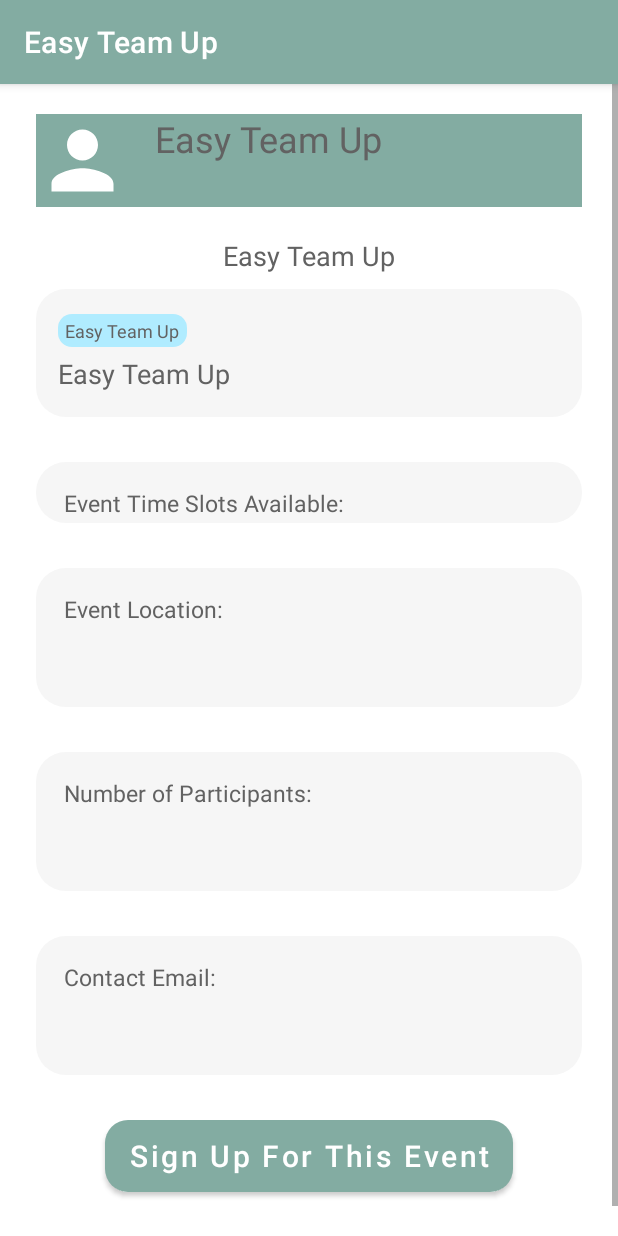
After one commit to sherrygao821/EasyTeamUp, an Android app: the EventDetail screen opened directly, with no data from a screen before it, on a phone screen of 412 x 824 dp. The commit adds this screen. Run offline under Robolectric (Android 15) with nearby library versions, the phone set to English and light mode, and no system bars.

Commit message:
Created EventDetail Page [dev-ui]

```diff
--- a/app/build.gradle
+++ b/app/build.gradle
@@ -35,6 +35,7 @@ dependencies {
     implementation 'androidx.navigation:navigation-fragment:2.4.1'
     implementation 'androidx.navigation:navigation-ui:2.4.1'
     implementation 'androidx.legacy:legacy-support-v4:1.0.0'
+    implementation 'com.google.code.gson:gson:2.9.0'
     testImplementation 'junit:junit:4.13.2'
     androidTestImplementation 'androidx.test.ext:junit:1.1.3'
     androidTestImplementation 'androidx.test.espresso:espresso-core:3.4.0'
--- a/app/src/main/AndroidManifest.xml
+++ b/app/src/main/AndroidManifest.xml
@@ -3,12 +3,16 @@
     package="com.example.easyteamup">
 
     <application
+        android:name=".MyApplication"
         android:allowBackup="true"
         android:icon="@mipmap/ic_launcher"
         android:label="@string/app_name"
         android:roundIcon="@mipmap/ic_launcher_round"
         android:supportsRtl="true"
         android:theme="@style/Theme.EasyTeamUp">
+        <activity
+            android:name=".EventDetail"
+            android:exported="false" />
         <activity
             android:name=".Login"
             android:exported="true">
--- a/app/src/main/java/com/example/easyteamup/DatabaseHelper.java
+++ b/app/src/main/java/com/example/easyteamup/DatabaseHelper.java
@@ -35,6 +35,7 @@ public class DatabaseHelper extends SQLiteOpenHelper {
     public static final String COLUMN_STUDENT = "STUDENT";
     public static final String COLUMN_EMAIL = "EMAIL";
     public static final String COLUMN_PWD = "PWD";
+    public static final String COLUMN_PHOTO = "PHOTO";
 
 
 
@@ -96,7 +97,8 @@ public class DatabaseHelper extends SQLiteOpenHelper {
      */
     public boolean checkUser(String username) {
         SQLiteDatabase db = this.getWritableDatabase();
-        Cursor cursor = db.rawQuery("SELECT * FROM USER_TABLE WHERE EMAIL = ?", new String[] {username});
+//        Cursor cursor = db.rawQuery("SELECT ID, PHOTO FROM USER_TABLE WHERE EMAIL = ?", new String[] {username});
+        Cursor cursor = db.rawQuery("SELECT ID FROM USER_TABLE WHERE EMAIL = ?", new String[] {username});
         if(cursor.getCount() > 0)
             return true;
         else
@@ -110,13 +112,15 @@ public class DatabaseHelper extends SQLiteOpenHelper {
      * @return
      * @author Sherry Gao
      */
-    public boolean checkUsernamePassword(String username, String password) {
+    public Cursor checkUsernamePassword(String username, String password) {
         SQLiteDatabase db = this.getWritableDatabase();
         Cursor cursor = db.rawQuery("SELECT * FROM USER_TABLE WHERE EMAIL = ? AND PWD = ?", new String[] {username, password});
-        if(cursor.getCount() > 0)
-            return true;
+        if (cursor != null) {
+            cursor.moveToFirst();
+            return cursor;
+        }
         else
-            return false;
+            return null;
     }
 
     //add event to db one at a time
--- /dev/null
+++ b/app/src/main/java/com/example/easyteamup/EventDetail.java
@@ -0,0 +1,32 @@
+package com.example.easyteamup;
+
+import androidx.appcompat.app.AppCompatActivity;
+
+import android.os.Bundle;
+
+import com.example.easyteamup.classes.Event;
+import com.google.gson.Gson;
+
+public class EventDetail extends AppCompatActivity {
+
+    private Event event;
+
+    @Override
+    protected void onCreate(Bundle savedInstanceState) {
+        super.onCreate(savedInstanceState);
+        setContentView(R.layout.activity_event_detail);
+
+        // get event info send from home page
+        Bundle extras = getIntent().getExtras();
+        if (extras != null) {
+            String eventInfo = extras.getString("eventInfo");
+            event = new Gson().fromJson(eventInfo, Event.class);
+        }
+
+        setEventInfo();
+    }
+
+    private void setEventInfo() {
+
+    }
+}
--- a/app/src/main/java/com/example/easyteamup/Login.java
+++ b/app/src/main/java/com/example/easyteamup/Login.java
@@ -3,6 +3,7 @@ package com.example.easyteamup;
 import androidx.appcompat.app.AppCompatActivity;
 
 import android.content.Intent;
+import android.database.Cursor;
 import android.os.Bundle;
 import android.util.Log;
 import android.view.View;
@@ -23,6 +24,15 @@ public class Login extends AppCompatActivity {
         super.onCreate(savedInstanceState);
         setContentView(R.layout.activity_login);
 
+        boolean isLoggedIn = ((MyApplication) this.getApplication()).isLoggedIn();
+
+        // check log in status
+        if(isLoggedIn) {
+            Intent intent = new Intent(getApplicationContext(), MainActivity.class);
+            startActivity(intent);
+            return;
+        }
+
         email = findViewById(R.id.email);
         password = findViewById(R.id.password);
         button = findViewById(R.id.loginButton);
@@ -31,6 +41,11 @@ public class Login extends AppCompatActivity {
         button.setOnClickListener(this::onClick);
     }
 
+    /**
+     * On click listener for the log in / sign up button
+     * @param v
+     * @author Sherry Gao
+     */
     public void onClick(View v) {
         String enteredEmail = email.getText().toString();
         String enteredPass = password.getText().toString();
@@ -41,17 +56,24 @@ public class Login extends AppCompatActivity {
             login(enteredEmail, enteredPass);
     }
 
+    /**
+     * Log in / Sign up function with database connection
+     * @param enteredEmail
+     * @param enteredPass
+     * @author Sherry Gao
+     */
     private void login(String enteredEmail, String enteredPass) {
         boolean checkUser = db.checkUser(enteredEmail);
 
         // log in
         if(checkUser) {
-            boolean checkUsernamePassword = db.checkUsernamePassword(enteredEmail, enteredPass);
+            Cursor cursor = db.checkUsernamePassword(enteredEmail, enteredPass);
             // log in succeeded
-            if(checkUsernamePassword) {
+            if(cursor != null) {
+                saveUserInfo(cursor, enteredEmail, enteredPass);
+                Log.d("LOGIN", "Log in succeeded");
                 Intent intent = new Intent(getApplicationContext(), MainActivity.class);
                 startActivity(intent);
-                Log.d("LOGIN", "Log in succeeded");
             }
             // log in failed
             else {
@@ -63,13 +85,30 @@ public class Login extends AppCompatActivity {
         else {
             User user = new User(enteredEmail, enteredPass);
             db.addUser(user);
-
+            saveUserInfo(null, enteredEmail, enteredPass);
             Log.d("LOGIN", "Sign up succeeded");
-
             Intent intent = new Intent(getApplicationContext(), MainActivity.class);
             startActivity(intent);
         }
     }
 
-
+    /**
+     * Retrieve and save user info to global variable
+     * @param cursor
+     * @param enteredEmail
+     * @param enteredPass
+     */
+    private void saveUserInfo(Cursor cursor, String enteredEmail, String enteredPass) {
+        if(cursor == null) {
+            User user = new User(enteredEmail, enteredPass);
+            ((MyApplication) this.getApplication()).setUser(user);
+        }
+        else {
+            User user = new User();
+            user.setUserId(cursor.getInt(0));
+            // TODO: uncomment after user table updated
+//            user.setUserId(cursor.getString(1));
+            ((MyApplication) this.getApplication()).setUser(user);
+        }
+    }
 }
--- /dev/null
+++ b/app/src/main/java/com/example/easyteamup/MyApplication.java
@@ -0,0 +1,37 @@
+package com.example.easyteamup;
+
+import android.app.Application;
+
+import com.example.easyteamup.classes.User;
+
+
+/**
+ * Global Variable storing current logged-in user information
+ * @author Sherry Gao
+ */
+public class MyApplication extends Application {
+
+    private User user;
+    private boolean isLoggedIn;
+
+    public MyApplication() {
+        user = null;
+        isLoggedIn = false;
+    }
+
+    public User getUser() {
+        return user;
+    }
+
+    public void setUser(User user) {
+        this.user = user;
+    }
+
+    public boolean isLoggedIn() {
+        return isLoggedIn;
+    }
+
+    public void setLoggedIn(boolean loggedIn) {
+        isLoggedIn = loggedIn;
+    }
+}
--- a/app/src/main/java/com/example/easyteamup/classes/User.java
+++ b/app/src/main/java/com/example/easyteamup/classes/User.java
@@ -19,7 +19,7 @@ public class User {
     private String firstName;
     private String lastName;
 
-    public User (){}
+    public User() {}
 
     public User(String email, String userPwd) {
         Email = email;
--- a/app/src/main/java/com/example/easyteamup/ui/Events.java
+++ b/app/src/main/java/com/example/easyteamup/ui/Events.java
@@ -1,17 +1,22 @@
 package com.example.easyteamup.ui;
 
+import android.content.Intent;
 import android.os.Bundle;
 
 import androidx.fragment.app.Fragment;
 
+import android.util.Log;
 import android.view.LayoutInflater;
 import android.view.View;
 import android.view.ViewGroup;
+import android.widget.AdapterView;
 import android.widget.ListView;
 
 import com.example.easyteamup.EventAdapter;
+import com.example.easyteamup.EventDetail;
 import com.example.easyteamup.R;
 import com.example.easyteamup.classes.*;
+import com.google.gson.Gson;
 
 import java.util.*;
 
@@ -28,7 +33,6 @@ public class Events extends Fragment {
         super.onCreate(savedInstanceState);
         this.allEvents = new ArrayList<>();
     }
-
 
     /**
      * Set Adapter for the home page list view
@@ -51,9 +55,22 @@ public class Events extends Fragment {
         getEventList();
         eventsListView.setAdapter(new EventAdapter(getActivity(), R.layout.item_event, allEvents));
 
+        eventsListView.setOnItemClickListener(new AdapterView.OnItemClickListener() {
+            public void onItemClick(AdapterView<?> parent, View view,
+                                    int position, long id) {
+
+                Log.d("EVENT_CLICK", String.valueOf(position));
+
+                // initiate Event Detail Page w Event Data
+                Intent intent = new Intent(getActivity(), EventDetail.class);
+                String eventInfo = new Gson().toJson(allEvents.get(position - 1));
+                intent.putExtra("eventInfo", eventInfo);
+                startActivity(intent);
+            }
+        });
+
         return rootView;
     }
-
 
     /**
      * Get the list of events available from the database
--- /dev/null
+++ b/app/src/main/res/layout/activity_event_detail.xml
@@ -0,0 +1,198 @@
+<?xml version="1.0" encoding="utf-8"?>
+<ScrollView
+    android:layout_width="match_parent"
+    android:layout_height="match_parent"
+    xmlns:android="http://schemas.android.com/apk/res/android"
+    xmlns:app="http://schemas.android.com/apk/res-auto"
+    xmlns:tools="http://schemas.android.com/tools">
+    <LinearLayout
+        android:layout_width="match_parent"
+        android:layout_height="match_parent"
+        tools:context=".EventDetail"
+        android:orientation="vertical"
+        android:gravity="center">
+        <LinearLayout
+            android:layout_width="match_parent"
+            android:layout_height="wrap_content"
+            android:orientation="horizontal"
+            android:layout_marginTop="20dp"
+            android:layout_marginStart="24dp"
+            android:layout_marginEnd="24dp"
+            android:layout_gravity="center"
+            android:background="@color/green">
+            <ImageView
+                android:id="@+id/evtDetailUserPic"
+                android:layout_width="62dp"
+                android:layout_height="62dp"
+                android:src="@drawable/ic_user"/>
+            <TextView
+                android:id="@+id/evtDetailUserName"
+                android:layout_width="wrap_content"
+                android:layout_height="wrap_content"
+                android:text="@string/app_name"
+                android:textColor="@color/font_grey"
+                android:textSize="24sp"
+                android:layout_marginStart="17dp"/>
+        </LinearLayout>
+
+        <TextView
+            android:id="@+id/evtDeadline"
+            android:layout_width="wrap_content"
+            android:layout_height="wrap_content"
+            android:layout_marginTop="20dp"
+            android:layout_marginStart="24dp"
+            android:layout_marginEnd="24dp"
+            android:text="@string/app_name"
+            android:textSize="18sp"
+            android:textColor="@color/font_grey"/>
+
+        <LinearLayout
+            android:layout_width="match_parent"
+            android:layout_height="wrap_content"
+            android:orientation="vertical"
+            android:layout_marginTop="10dp"
+            android:layout_marginBottom="10dp"
+            android:layout_marginStart="24dp"
+            android:layout_marginEnd="24dp"
+            android:background="@drawable/event_round_corners">
+            <TextView
+                android:id="@+id/evtDetailType"
+                android:layout_width="wrap_content"
+                android:layout_height="wrap_content"
+                android:text="@string/app_name"
+                android:textSize="12sp"
+                android:textColor="@color/font_grey"
+                android:layout_marginTop="14dp"
+                android:layout_marginStart="10dp"
+                android:background="@drawable/tag_round_corners"/>
+            <TextView
+                android:id="@+id/evtDetailDescript"
+                android:layout_width="match_parent"
+                android:layout_height="wrap_content"
+                android:layout_marginTop="5dp"
+                android:layout_marginBottom="14dp"
+                android:layout_marginStart="10dp"
+                android:layout_marginEnd="10dp"
+                android:textSize="18sp"
+                android:textColor="@color/font_grey"
+                android:text="@string/app_name"/>
+        </LinearLayout>
+
+        <LinearLayout
+            android:layout_width="match_parent"
+            android:layout_height="wrap_content"
+            android:orientation="vertical"
+            android:layout_marginTop="20dp"
+            android:layout_marginBottom="10dp"
+            android:layout_marginStart="24dp"
+            android:layout_marginEnd="24dp"
+            android:background="@drawable/event_round_corners">
+            <TextView
+                android:layout_width="wrap_content"
+                android:layout_height="match_parent"
+                android:layout_marginTop="14dp"
+                android:layout_marginStart="14dp"
+                android:textColor="@color/font_grey"
+                android:textSize="15sp"
+                android:text="@string/timeslot"/>
+            <!--        <ListView></ListView>-->
+        </LinearLayout>
+
+        <LinearLayout
+            android:layout_width="match_parent"
+            android:layout_height="wrap_content"
+            android:orientation="vertical"
+            android:layout_marginTop="20dp"
+            android:layout_marginBottom="10dp"
+            android:layout_marginStart="24dp"
+            android:layout_marginEnd="24dp"
+            android:background="@drawable/event_round_corners">
+            <TextView
+                android:layout_width="wrap_content"
+                android:layout_height="match_parent"
+                android:layout_marginTop="14dp"
+                android:layout_marginStart="14dp"
+                android:textColor="@color/font_grey"
+                android:textSize="15sp"
+                android:text="@string/location"/>
+            <TextView
+                android:id="@+id/evtDetailLoc"
+                android:layout_width="wrap_content"
+                android:layout_height="match_parent"
+                android:layout_marginTop="5dp"
+                android:layout_marginBottom="14dp"
+                android:layout_marginStart="14dp"
+                android:textColor="@color/font_grey"
+                android:textSize="24sp"/>
+        </LinearLayout>
+
+        <LinearLayout
+            android:layout_width="match_parent"
+            android:layout_height="wrap_content"
+            android:orientation="vertical"
+            android:layout_marginTop="20dp"
+            android:layout_marginBottom="10dp"
+            android:layout_marginStart="24dp"
+            android:layout_marginEnd="24dp"
+            android:background="@drawable/event_round_corners">
+            <TextView
+                android:layout_width="wrap_content"
+                android:layout_height="match_parent"
+                android:layout_marginTop="14dp"
+                android:layout_marginStart="14dp"
+                android:textColor="@color/font_grey"
+                android:textSize="15sp"
+                android:text="@string/noParticipants"/>
+            <TextView
+                android:id="@+id/evtDetailNoP"
+                android:layout_width="wrap_content"
+                android:layout_height="match_parent"
+                android:layout_marginTop="5dp"
+                android:layout_marginBottom="14dp"
+                android:layout_marginStart="14dp"
+                android:textColor="@color/font_grey"
+                android:textSize="24sp"/>
+        </LinearLayout>
+
+        <LinearLayout
+            android:layout_width="match_parent"
+            android:layout_height="wrap_content"
+            android:orientation="vertical"
+            android:layout_marginTop="20dp"
+            android:layout_marginBottom="10dp"
+            android:layout_marginStart="24dp"
+            android:layout_marginEnd="24dp"
+            android:background="@drawable/event_round_corners">
+            <TextView
+                android:layout_width="wrap_content"
+                android:layout_height="match_parent"
+                android:layout_marginTop="14dp"
+                android:layout_marginStart="14dp"
+                android:textColor="@color/font_grey"
+                android:textSize="15sp"
+                android:text="@string/contactEmail"/>
+            <TextView
+                android:id="@+id/evtDetailEmail"
+                android:layout_width="wrap_content"
+                android:layout_height="match_parent"
+                android:layout_marginTop="5dp"
+                android:layout_marginBottom="14dp"
+                android:layout_marginStart="14dp"
+                android:textColor="@color/font_grey"
+                android:textSize="24sp"/>
+        </LinearLayout>
+
+        <Button
+            android:layout_width="wrap_content"
+            android:layout_height="match_parent"
+            android:layout_marginTop="20dp"
+            android:layout_marginBottom="50dp"
+            android:layout_marginStart="24dp"
+            android:layout_marginEnd="24dp"
+            android:text="@string/signup"
+            android:textColor="@color/white"
+            android:textSize="20sp"
+            android:background="@drawable/button_round_corners"
+            android:textAllCaps="false"/>
+    </LinearLayout>
+</ScrollView>
--- a/app/src/main/res/values/strings.xml
+++ b/app/src/main/res/values/strings.xml
@@ -5,4 +5,9 @@
     <string name="email">email</string>
     <string name="password">password</string>
     <string name="login">Log In / Sign Up</string>
+    <string name="timeslot">Event Time Slots Available:</string>
+    <string name="location">Event Location:</string>
+    <string name="noParticipants">Number of Participants:</string>
+    <string name="contactEmail">Contact Email:</string>
+    <string name='signup'>Sign Up For This Event</string>
 </resources>
```
